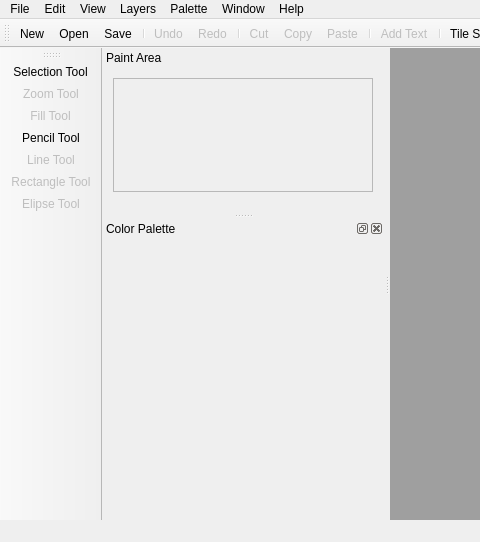
RicardoBusta/bustamanprojects, file QtCharacterMaker/view/mainwindow.ui: the form before one commit; both pictures show x 0 to 480 and y 0 to 542 of the 1025 by 542 pixel window.
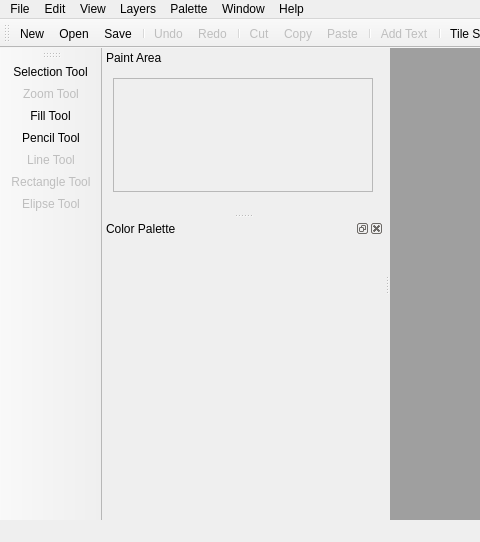
The form after the commit. Icons and pictures are not drawn. Custom widgets are drawn as their Qt base class.

Diff of the .ui file:
```diff
--- a/QtCharacterMaker/view/mainwindow.ui
+++ b/QtCharacterMaker/view/mainwindow.ui
@@ -714,7 +714,7 @@
     <bool>true</bool>
    </property>
    <property name="enabled">
-    <bool>false</bool>
+    <bool>true</bool>
    </property>
    <property name="icon">
     <iconset resource="../icons/icons.qrc">
```
